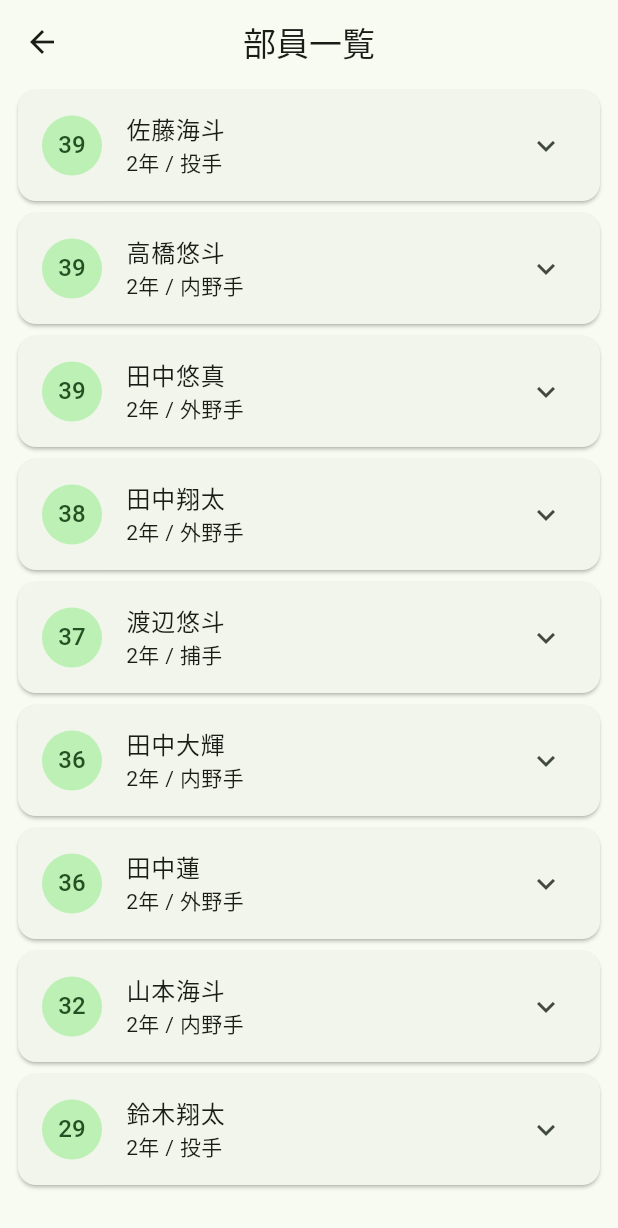
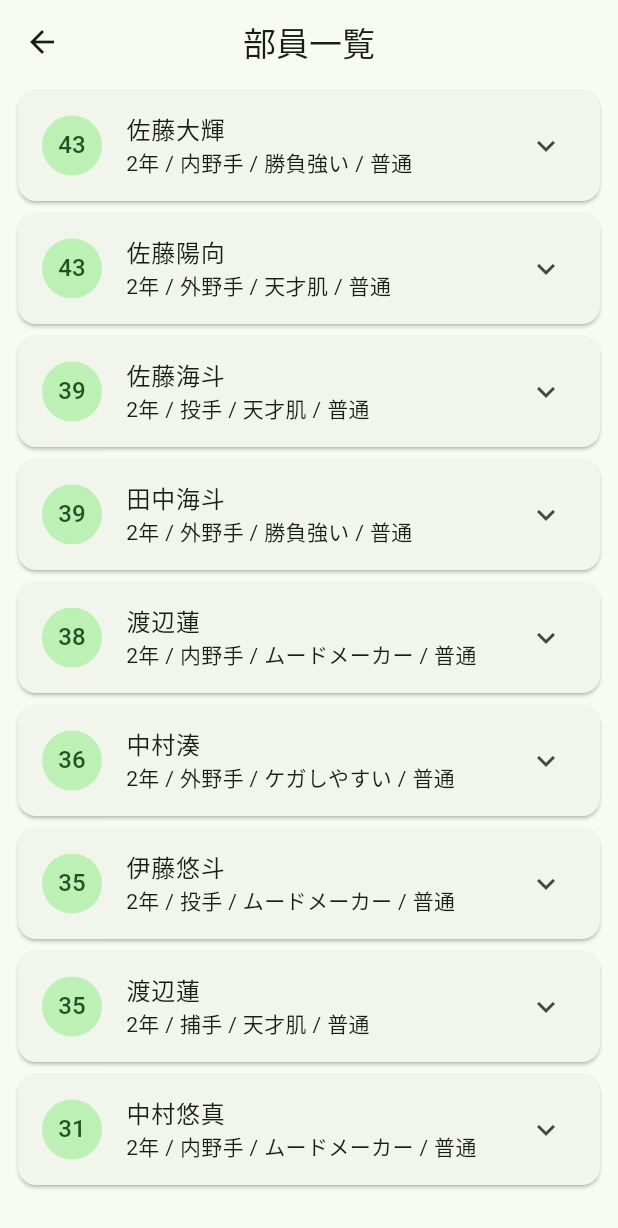
Before and after one commit to a163236/baseballtraining, a Flutter app: the screen it shows after launch, after a tap on "新しく始める", after a tap on the "groups" icon, on a phone screen of 412 x 824 dp. Shown: the top 1228 px of the screen. Run offline on Flutter 3.47's test engine with Material 3 defaults, Android fonts, the phone set to English and light mode, and no system bars; our stand-ins replace shared_preferences.

Commit message:
Add player traits and match highlights

```diff
--- /dev/null
+++ b/devtools_options.yaml
@@ -0,0 +1,3 @@
+description: This file stores settings for Dart & Flutter DevTools.
+documentation: https://docs.flutter.dev/tools/devtools/extensions#configure-extension-enablement-states
+extensions:
--- a/lib/models/game_state.dart
+++ b/lib/models/game_state.dart
@@ -22,6 +22,7 @@ class MatchResult {
     required this.ourScore,
     required this.theirScore,
     required this.stage,
+    this.highlights = const [],
   });
 
   final String opponentName;
@@ -29,6 +30,7 @@ class MatchResult {
   final int ourScore;
   final int theirScore;
   final TournamentStage stage;
+  final List<String> highlights;
 
   String get summary =>
       won ? '$ourScore - $theirScore 勝利' : '$ourScore - $theirScore 敗北';
@@ -68,6 +70,26 @@ class GameState {
         .round();
   }
 
+  int get matchPower {
+    if (roster.isEmpty) return 0;
+    return (roster.map((p) => p.matchPower).reduce((a, b) => a + b) /
+            roster.length)
+        .round();
+  }
+
+  int get averageFatigue {
+    if (roster.isEmpty) return 0;
+    return (roster.map((p) => p.fatigue).reduce((a, b) => a + b) /
+            roster.length)
+        .round();
+  }
+
+  int get averageMorale {
+    if (roster.isEmpty) return 0;
+    return (roster.map((p) => p.morale).reduce((a, b) => a + b) / roster.length)
+        .round();
+  }
+
   bool get isChampion => stage == TournamentStage.champion;
 
   GameState copyWith({
@@ -96,8 +118,7 @@ class GameState {
       lastMatch: clearLastMatch ? null : (lastMatch ?? this.lastMatch),
       message: clearMessage ? null : (message ?? this.message),
       scoutCandidates: scoutCandidates ?? this.scoutCandidates,
-      practiceDoneThisWeek:
-          practiceDoneThisWeek ?? this.practiceDoneThisWeek,
+      practiceDoneThisWeek: practiceDoneThisWeek ?? this.practiceDoneThisWeek,
     );
   }
 
@@ -117,6 +138,7 @@ class GameState {
             'our': lastMatch!.ourScore,
             'their': lastMatch!.theirScore,
             'stage': lastMatch!.stage.index,
+            'highlights': lastMatch!.highlights,
           },
         },
         if (message != null) 'message': message,
@@ -132,6 +154,9 @@ class GameState {
         ourScore: lm['our'] as int,
         theirScore: lm['their'] as int,
         stage: TournamentStage.values[lm['stage'] as int],
+        highlights: (lm['highlights'] as List? ?? const [])
+            .map((e) => e as String)
+            .toList(),
       );
     }
     return GameState(
--- a/lib/models/player.dart
+++ b/lib/models/player.dart
@@ -13,6 +13,26 @@ extension PlayerRoleLabel on PlayerRole {
       };
 }
 
+enum PlayerTrait { hardWorker, genius, moodMaker, fragile, clutch }
+
+extension PlayerTraitLabel on PlayerTrait {
+  String get label => switch (this) {
+        PlayerTrait.hardWorker => '努力家',
+        PlayerTrait.genius => '天才肌',
+        PlayerTrait.moodMaker => 'ムードメーカー',
+        PlayerTrait.fragile => 'ケガしやすい',
+        PlayerTrait.clutch => '勝負強い',
+      };
+
+  String get description => switch (this) {
+        PlayerTrait.hardWorker => '練習で安定して伸びる',
+        PlayerTrait.genius => '大きく伸びる週がある',
+        PlayerTrait.moodMaker => 'チームの士気を支える',
+        PlayerTrait.fragile => '疲労がたまりやすい',
+        PlayerTrait.clutch => '公式戦で力を出しやすい',
+      };
+}
+
 class Player {
   Player({
     required this.id,
@@ -20,6 +40,9 @@ class Player {
     required this.role,
     required this.grade,
     required this.stats,
+    required this.trait,
+    this.fatigue = 10,
+    this.morale = 55,
   });
 
   final String id;
@@ -27,6 +50,9 @@ class Player {
   final PlayerRole role;
   int grade; // 1=1年生, 2=2年生, 3=3年生
   final Map<StatType, int> stats;
+  final PlayerTrait trait;
+  final int fatigue; // 0〜100、高いほど不調・ケガリスク
+  final int morale; // 0〜100、高いほど試合で力を出す
 
   int get overall {
     final weights = switch (role) {
@@ -62,13 +88,35 @@ class Player {
     return sum.round();
   }
 
-  Player copyWith({int? grade, Map<StatType, int>? stats}) {
+  int get matchPower {
+    final traitBonus = trait == PlayerTrait.clutch ? 4 : 0;
+    final condition = ((morale - 50) * 0.08 - fatigue * 0.06).round();
+    return (overall + traitBonus + condition).clamp(1, 120);
+  }
+
+  String get conditionLabel {
+    if (fatigue >= 75) return '疲労大';
+    if (morale >= 75) return '好調';
+    if (morale <= 35) return '不調';
+    return '普通';
+  }
+
+  Player copyWith({
+    int? grade,
+    Map<StatType, int>? stats,
+    PlayerTrait? trait,
+    int? fatigue,
+    int? morale,
+  }) {
     return Player(
       id: id,
       name: name,
       role: role,
       grade: grade ?? this.grade,
       stats: stats ?? Map.from(this.stats),
+      trait: trait ?? this.trait,
+      fatigue: fatigue ?? this.fatigue,
+      morale: morale ?? this.morale,
     );
   }
 
@@ -78,6 +126,9 @@ class Player {
         'role': role.index,
         'grade': grade,
         'stats': stats.map((k, v) => MapEntry(k.index.toString(), v)),
+        'trait': trait.index,
+        'fatigue': fatigue,
+        'morale': morale,
       };
 
   factory Player.fromJson(Map<String, dynamic> json) {
@@ -91,6 +142,9 @@ class Player {
       role: PlayerRole.values[json['role'] as int],
       grade: json['grade'] as int,
       stats: statMap,
+      trait: PlayerTrait.values[json['trait'] as int? ?? 0],
+      fatigue: json['fatigue'] as int? ?? 10,
+      morale: json['morale'] as int? ?? 55,
     );
   }
 
@@ -106,6 +160,15 @@ class Player {
     for (final type in StatType.values) {
       stats[type] = 25 + rng.nextInt(26); // 25〜50
     }
-    return Player(id: id, name: name, role: role, grade: grade, stats: stats);
+    return Player(
+      id: id,
+      name: name,
+      role: role,
+      grade: grade,
+      stats: stats,
+      trait: PlayerTrait.values[rng.nextInt(PlayerTrait.values.length)],
+      fatigue: 5 + rng.nextInt(16),
+      morale: 45 + rng.nextInt(21),
+    );
   }
 }
--- a/lib/screens/home_screen.dart
+++ b/lib/screens/home_screen.dart
@@ -83,7 +83,8 @@ class _HomeScreenState extends State<HomeScreen> {
             tooltip: 'メンバー',
             onPressed: () => Navigator.push(
               context,
-              MaterialPageRoute(builder: (_) => RosterScreen(roster: _state.roster)),
+              MaterialPageRoute(
+                  builder: (_) => RosterScreen(roster: _state.roster)),
             ),
           ),
         ],
@@ -107,15 +108,41 @@ class _HomeScreenState extends State<HomeScreen> {
               color: _state.lastMatch!.won
                   ? Colors.green.shade50
                   : Colors.red.shade50,
-              child: ListTile(
-                title: Text('vs ${_state.lastMatch!.opponentName}'),
-                subtitle: Text(_state.lastMatch!.stage.label),
-                trailing: Text(
-                  _state.lastMatch!.summary,
-                  style: theme.textTheme.titleMedium?.copyWith(
-                    fontWeight: FontWeight.bold,
-                    color: _state.lastMatch!.won ? Colors.green.shade800 : Colors.red.shade800,
-                  ),
+              child: Padding(
+                padding: const EdgeInsets.all(16),
+                child: Column(
+                  crossAxisAlignment: CrossAxisAlignment.stretch,
+                  children: [
+                    Row(
+                      children: [
+                        Expanded(
+                          child: Text(
+                            'vs ${_state.lastMatch!.opponentName}',
+                            style: theme.textTheme.titleMedium,
+                          ),
+                        ),
+                        Text(
+                          _state.lastMatch!.summary,
+                          style: theme.textTheme.titleMedium?.copyWith(
+                            fontWeight: FontWeight.bold,
+                            color: _state.lastMatch!.won
+                                ? Colors.green.shade800
+                                : Colors.red.shade800,
+                          ),
+                        ),
+                      ],
+                    ),
+                    Text(_state.lastMatch!.stage.label),
+                    if (_state.lastMatch!.highlights.isNotEmpty) ...[
+                      const Divider(height: 20),
+                      ..._state.lastMatch!.highlights.map(
+                        (text) => Padding(
+                          padding: const EdgeInsets.only(bottom: 4),
+                          child: Text('・$text'),
+                        ),
+                      ),
+                    ],
+                  ],
                 ),
               ),
             ),
@@ -148,7 +175,8 @@ class _StatusCard extends StatelessWidget {
         child: Column(
           crossAxisAlignment: CrossAxisAlignment.start,
           children: [
-            Text('${state.year}年目  第${state.week}週', style: Theme.of(context).textTheme.titleLarge),
+            Text('${state.year}年目  第${state.week}週',
+                style: Theme.of(context).textTheme.titleLarge),
             const SizedBox(height: 8),
             Text(state.phase.label),
             const Divider(height: 24),
@@ -156,7 +184,24 @@ class _StatusCard extends StatelessWidget {
               mainAxisAlignment: MainAxisAlignment.spaceBetween,
               children: [
                 Text('チーム戦力', style: Theme.of(context).textTheme.bodyMedium),
-                Text('${state.teamPower}', style: Theme.of(context).textTheme.headlineSmall),
+                Text('${state.teamPower}',
+                    style: Theme.of(context).textTheme.headlineSmall),
+              ],
+            ),
+            const SizedBox(height: 8),
+            Row(
+              children: [
+                Expanded(
+                    child: _Meter(
+                        label: '士気',
+                        value: state.averageMorale,
+                        color: Colors.blue)),
+                const SizedBox(width: 12),
+                Expanded(
+                    child: _Meter(
+                        label: '疲労',
+                        value: state.averageFatigue,
+                        color: Colors.deepOrange)),
               ],
             ),
             const SizedBox(height: 8),
@@ -173,10 +218,41 @@ class _StatusCard extends StatelessWidget {
               ],
             ),
             const SizedBox(height: 4),
-            Text('部員 ${state.roster.length}人', style: Theme.of(context).textTheme.bodySmall),
+            Text('部員 ${state.roster.length}人',
+                style: Theme.of(context).textTheme.bodySmall),
           ],
         ),
       ),
+    );
+  }
+}
+
+class _Meter extends StatelessWidget {
+  const _Meter({required this.label, required this.value, required this.color});
+
+  final String label;
+  final int value;
+  final Color color;
+
+  @override
+  Widget build(BuildContext context) {
+    return Column(
+      crossAxisAlignment: CrossAxisAlignment.start,
+      children: [
+        Row(
+          mainAxisAlignment: MainAxisAlignment.spaceBetween,
+          children: [
+            Text(label, style: Theme.of(context).textTheme.bodySmall),
+            Text('$value', style: Theme.of(context).textTheme.bodySmall),
+          ],
+        ),
+        const SizedBox(height: 4),
+        LinearProgressIndicator(
+          value: value / 100,
+          color: color,
+          backgroundColor: color.withValues(alpha: 0.16),
+        ),
+      ],
     );
   }
 }
@@ -236,7 +312,8 @@ class _ActionSection extends StatelessWidget {
             onPressed: onMatch,
             icon: const Icon(Icons.sports_baseball),
             label: const Text('試合結果を見る'),
-            style: FilledButton.styleFrom(backgroundColor: Colors.orange.shade800),
+            style:
+                FilledButton.styleFrom(backgroundColor: Colors.orange.shade800),
           ),
         ],
         if (action == PendingAction.scout) ...[
@@ -260,7 +337,10 @@ class _ActionSection extends StatelessWidget {
         const SizedBox(height: 8),
         Text(
           '毎週1回、伸ばす能力を選んで練習できます。選ばなかった能力も少しずつ伸びます。',
-          style: Theme.of(context).textTheme.bodySmall?.copyWith(color: Colors.grey.shade700),
+          style: Theme.of(context)
+              .textTheme
+              .bodySmall
+              ?.copyWith(color: Colors.grey.shade700),
           textAlign: TextAlign.center,
         ),
       ],
--- a/lib/screens/roster_screen.dart
+++ b/lib/screens/roster_screen.dart
@@ -23,19 +23,38 @@ class RosterScreen extends StatelessWidget {
             child: ExpansionTile(
               leading: CircleAvatar(child: Text('${p.overall}')),
               title: Text(p.name),
-              subtitle: Text('${p.grade}年 / ${p.role.label}'),
+              subtitle: Text(
+                '${p.grade}年 / ${p.role.label} / ${p.trait.label} / ${p.conditionLabel}',
+              ),
               children: [
                 Padding(
                   padding: const EdgeInsets.fromLTRB(16, 0, 16, 16),
-                  child: Wrap(
+                  child: Column(
+                    crossAxisAlignment: CrossAxisAlignment.stretch,
+                    children: [
+                      Text(p.trait.description),
+                      const SizedBox(height: 8),
+                      Wrap(
                         spacing: 8,
                         runSpacing: 4,
-                    children: StatType.values.map((s) {
+                        children: [
+                          Chip(
+                            label: Text('士気 ${p.morale}'),
+                            visualDensity: VisualDensity.compact,
+                          ),
+                          Chip(
+                            label: Text('疲労 ${p.fatigue}'),
+                            visualDensity: VisualDensity.compact,
+                          ),
+                          ...StatType.values.map((s) {
                             return Chip(
                               label: Text('${s.label} ${p.stats[s]}'),
                               visualDensity: VisualDensity.compact,
                             );
-                    }).toList(),
+                          }),
+                        ],
+                      ),
+                    ],
                   ),
                 ),
               ],
```
Also changed, not shown: lib/screens/scout_screen.dart (+14 -5 lines), lib/services/game_engine.dart (+145 -10 lines), 10 other files. Lines whose indentation alone changed are shown as unchanged.
